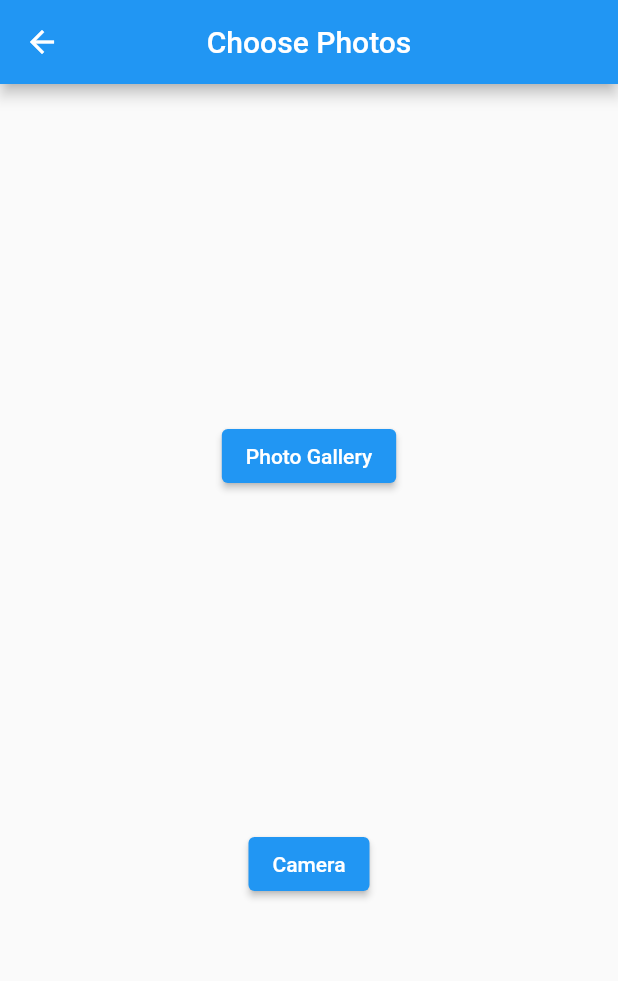
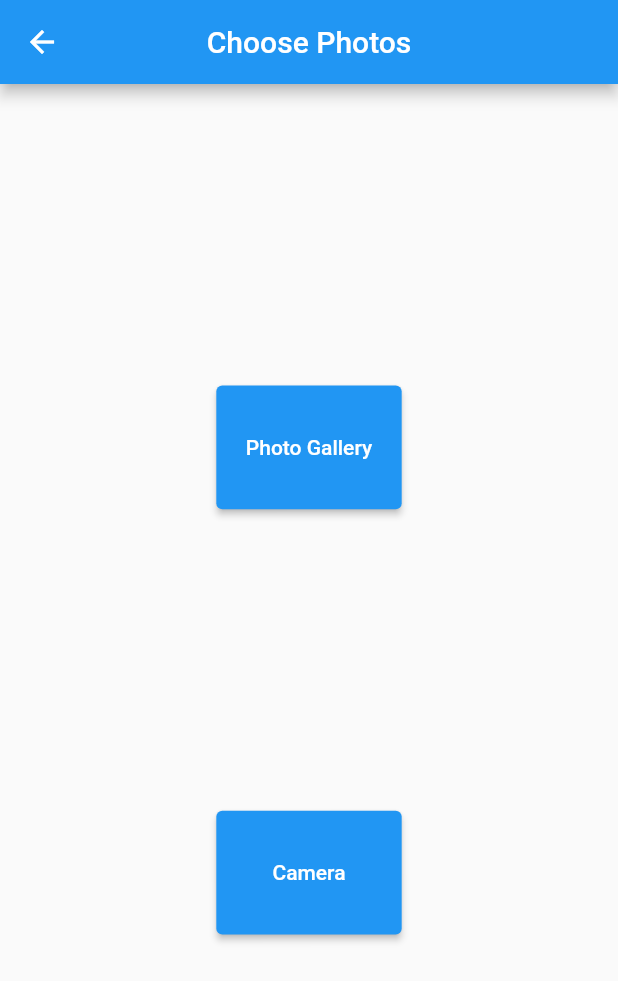
Before and after one commit to patrickohh/Postwastes, a Flutter app: the screen it shows after launch, after a tap on the "camera alt" icon, on a phone screen of 412 x 824 dp. Shown: the top 981 px of the screen. Run offline on Flutter 3.47's test engine with Material 2 defaults, Android fonts, the phone set to English and light mode, and no system bars; our stand-ins replace cloud_firestore, firebase_core, firebase_storage, geolocator, image_picker; accounts and stored records are empty; network calls fail.

Commit message:
fixed indexing of how posts were shown

```diff
--- a/wasteagram/lib/models/post_class.dart
+++ b/wasteagram/lib/models/post_class.dart
@@ -6,8 +6,9 @@ class Posts{
   double? latitude;
   double? longitude;
   int? quantity;
+  Timestamp? id;
 
-  Posts({this.date, this.imageURL, this.latitude, this.longitude, this.quantity});
+  Posts({this.date, this.imageURL, this.latitude, this.longitude, this.quantity, this.id});
 
   void addPost(){
     FirebaseFirestore.instance.collection('posts').add({
@@ -15,7 +16,8 @@ class Posts{
       'longitude': longitude,
       'imageURL': imageURL,
       'date': date,
-      'quantity': quantity
+      'quantity': quantity,
+      'id': id
     });
   }
 }
--- a/wasteagram/lib/screens/choose_photo_screen.dart
+++ b/wasteagram/lib/screens/choose_photo_screen.dart
@@ -66,9 +66,11 @@ class _ChoosePhotoState extends State<ChoosePhoto> {
                   mainAxisAlignment: MainAxisAlignment.spaceEvenly,
                   children: [
                     Semantics(
-                      button: true,
                       enabled: true,
                       onTapHint: 'Tap to Select Photo from Gallery',
+                      child: Container(
+                        width: MediaQuery.of(context).size.width * 0.3,
+                        height: MediaQuery.of(context).size.height * 0.1,
                         child: ElevatedButton(
                           onPressed: (){
                             getAndUploadImage(true);
@@ -76,15 +78,19 @@ class _ChoosePhotoState extends State<ChoosePhoto> {
                           child: const Text('Photo Gallery')
                         ),
                       ),
+                    ),
                     Semantics(
-                      button: true,
                       enabled: true,
                       onTapHint: 'Tap to Take Photo With Camera',
+                      child: Container(
+                        width: MediaQuery.of(context).size.width * 0.3,
+                        height: MediaQuery.of(context).size.height * 0.1,
                         child: ElevatedButton(
                           onPressed: (){
                             getAndUploadImage(false);
                           },
                           child: const Text('Camera')
+                        ),
                       ),
                     )
                   ],
--- a/wasteagram/lib/screens/detailed_post_screen.dart
+++ b/wasteagram/lib/screens/detailed_post_screen.dart
@@ -23,10 +23,10 @@ class DetailedPost extends StatelessWidget {
             return Column(
               mainAxisAlignment: MainAxisAlignment.spaceEvenly,
               children: [
-                Text(post!['date'].toString()),
+                Text(post!['date'].toString(), style: Theme.of(context).textTheme.headline5),
                 photoBoxDetailScreen(context, url),
-                Text('Items: ' + post['quantity'].toString()),
-                Text('Location: ' + post['longitude'].toString() + ', ' + post['latitude'].toString())
+                Text('Items: ' + post['quantity'].toString(), style: Theme.of(context).textTheme.headline6),
+                Text('Location: (' + post['longitude'].toString() + ', ' + post['latitude'].toString() + ')')
               ],
             );
           }
--- a/wasteagram/lib/screens/posts_screen.dart
+++ b/wasteagram/lib/screens/posts_screen.dart
@@ -15,6 +15,7 @@ class _PostsListState extends State<PostsList> {
 
   int _selectedIndex = 0;
 
+
   @override
   Widget build(BuildContext context) {
     return Scaffold(
@@ -23,9 +24,9 @@ class _PostsListState extends State<PostsList> {
         title: const Text('Wasteagram'),
       ),
       body: StreamBuilder<QuerySnapshot>(
-        stream: FirebaseFirestore.instance.collection('posts').snapshots(),
+        stream: FirebaseFirestore.instance.collection('posts').orderBy('id', descending: true).snapshots(),
         builder: (context, snapshot){
-          if(snapshot.hasData){
+          if(snapshot.hasData && snapshot.data!.docs != null && snapshot.data!.docs.isNotEmpty){
             return Column(
                 mainAxisAlignment: MainAxisAlignment.spaceBetween,
                 children: [
@@ -49,13 +50,14 @@ class _PostsListState extends State<PostsList> {
                     ),
                   ),
                   Padding(
-                  padding: const EdgeInsets.all(10.0),
+                    padding: const EdgeInsets.all(30.0),
                     child: choosePhotoButton(context),
                   )
                 ]
               );
+          }else{
+            return loadingBar(context);
           }
-          return loadingBar(context);
         }
       ),
     );
--- a/wasteagram/lib/widgets/loading_bar.dart
+++ b/wasteagram/lib/widgets/loading_bar.dart
@@ -1,7 +1,26 @@
 import 'package:flutter/material.dart';
+import 'package:wasteagram/widgets/choose_photo_button.dart';
 
 Widget loadingBar(BuildContext context) {
-  return const Center(
-    child: CircularProgressIndicator(),
+  return Center(
+    child: Column(
+        mainAxisAlignment: MainAxisAlignment.spaceEvenly,
+        children: [
+          Expanded(
+            flex: 2,
+            child: Container(
+              child: const CircularProgressIndicator(),
+              alignment: Alignment.center
+            ),
+          ),
+          Align(
+            alignment: Alignment.bottomCenter,
+            child: Padding(
+              padding: const EdgeInsets.all(30.0),
+              child: choosePhotoButton(context),
+            ),
+          )
+        ],
+    ),
   );
 }
```
Also changed, not shown: wasteagram/lib/screens/add_post_screen.dart (+11 -2 lines), wasteagram/lib/widgets/form_and_upload.dart (+13 -48 lines). Lines whose indentation alone changed are shown as unchanged.
